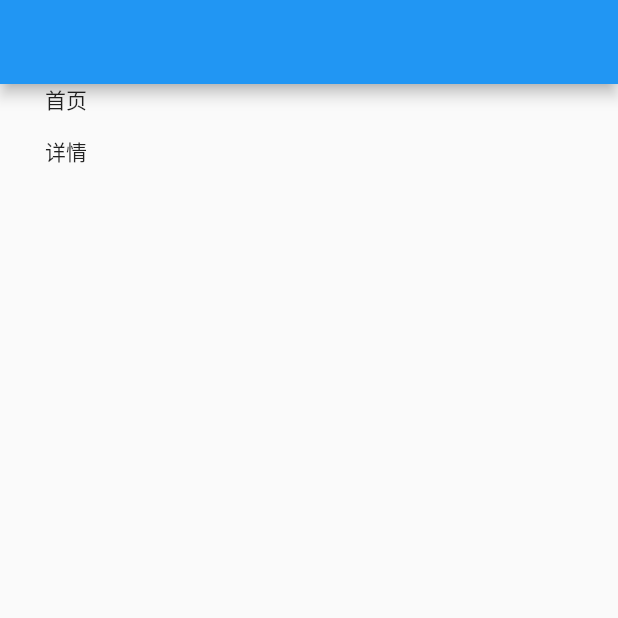
After one commit to ColdBlooded-Fan/FlutterDemo, a Flutter app: the screen it shows after launch, on a phone screen of 412 x 824 dp, the top half of it. The commit adds this screen. Run offline on Flutter 3.47's test engine with Material 2 defaults, Android fonts, the phone set to English and light mode, and no system bars; our stand-ins replace dio, fluttertoast, shared_preferences.

Commit message:
路由导航封装处理

```diff
--- /dev/null
+++ b/flutter_bilibili/lib/model/video_model.dart
@@ -0,0 +1,5 @@
+class VideoModel {
+  int vid;
+
+  VideoModel(this.vid);
+}
--- /dev/null
+++ b/flutter_bilibili/lib/page/home_page.dart
@@ -0,0 +1,31 @@
+import 'package:flutter/material.dart';
+import 'package:flutter_bilibili/model/video_model.dart';
+
+class HomePage extends StatefulWidget {
+  final ValueChanged<VideoModel> onJumpDetail;
+
+  const HomePage({Key key, this.onJumpDetail}) : super(key: key);
+
+  @override
+  _HomePageState createState() => _HomePageState();
+}
+
+class _HomePageState extends State<HomePage> {
+  @override
+  Widget build(BuildContext context) {
+    return Scaffold(
+      appBar: AppBar(),
+      body: Container(
+        child: Column(
+          children: [
+            Text("首页"),
+            MaterialButton(
+              onPressed: () => widget.onJumpDetail(VideoModel(1111)),
+              child: Text('详情'),
+            )
+          ],
+        ),
+      ),
+    );
+  }
+}
--- a/flutter_bilibili/lib/widget/login_input.dart
+++ b/flutter_bilibili/lib/widget/login_input.dart
@@ -29,7 +29,7 @@ class _LoginInputState extends State<LoginInput> {
   @override
   void initState() {
     super.initState();
-    //是否获取光标 todo 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
+    //是否获取光标
     _focusNode.addListener(() {
     print("has focus:${_focusNode.hasFocus}");
       if (widget.foucChanged != null) {
```
Also changed, not shown: flutter_bilibili/lib/main.dart (+59 -98 lines), flutter_bilibili/lib/page/video_detail_page.dart (added, +23 -0 lines).
